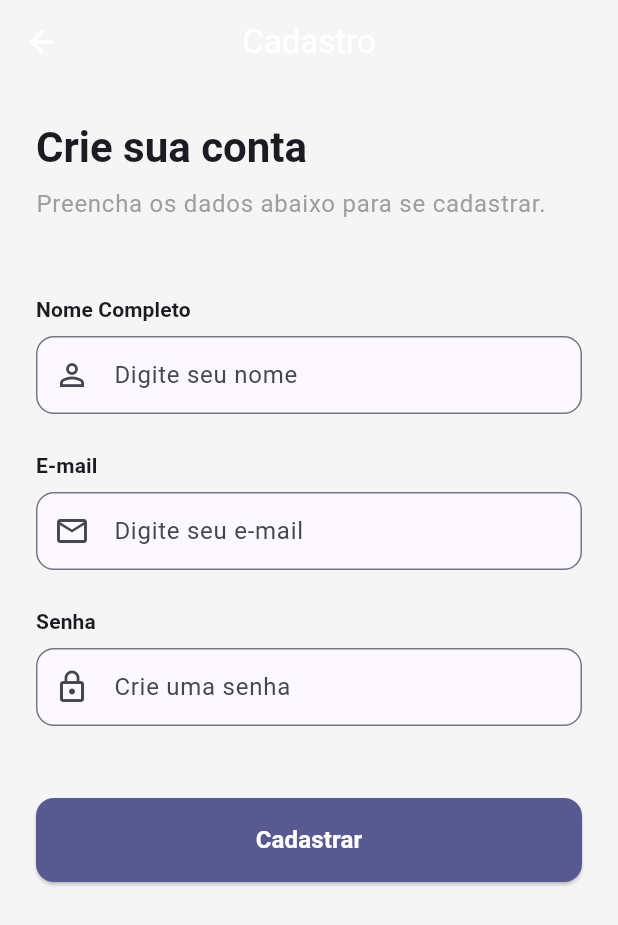
After one commit to leonardo-pauli/NaRegua, a Flutter app: the LoginPage screen opened by its route, after a tap on "Entrar", after a tap on "Cadastre-se", on a phone screen of 412 x 824 dp. The commit adds this screen. Shown: the top 925 px of the screen. Run offline on Flutter 3.47's test engine with Material 3 defaults, Android fonts, the phone set to English and light mode, and no system bars; our stand-ins replace cloud_firestore, equatable, firebase_auth, flutter_bloc, flutter_dotenv, fpdart and 3 more; accounts and stored records are empty; generated files the repository leaves out were written again.

Commit message:
feat(auth): implementa telas de login, registro e componentes core

```diff
--- /dev/null
+++ b/lib/core/presentation/widgets/custom_button.dart
@@ -0,0 +1,72 @@
+import 'package:flutter/material.dart';
+
+class CustomButton extends StatelessWidget {
+  final String text;
+  final VoidCallback onPressed;
+  final bool isLoading;
+  final bool isOutlined;
+
+  const CustomButton({
+    super.key,
+    required this.text,
+    required this.onPressed,
+    this.isLoading = false,
+    this.isOutlined = false,
+  });
+
+  @override
+  Widget build(BuildContext context) {
+    if (isOutlined) {
+      return OutlinedButton(
+        onPressed: isLoading ? null : onPressed,
+        style: OutlinedButton.styleFrom(
+          minimumSize: const Size(double.infinity, 56),
+          shape: RoundedRectangleBorder(
+            borderRadius: BorderRadius.circular(12),
+          ),
+        ),
+        child: isLoading
+            ? const SizedBox(
+                height: 24,
+                width: 24,
+                child: CircularProgressIndicator(strokeWidth: 2),
+              )
+            : Text(
+                text,
+                style: const TextStyle(
+                  fontSize: 16,
+                  fontWeight: FontWeight.bold,
+                ),
+              ),
+      );
+    }
+
+    return ElevatedButton(
+      onPressed: isLoading ? null : onPressed,
+      style: ElevatedButton.styleFrom(
+        minimumSize: const Size(double.infinity, 56),
+        shape: RoundedRectangleBorder(
+          borderRadius: BorderRadius.circular(12),
+        ),
+        backgroundColor: Theme.of(context).primaryColor,
+        foregroundColor: Colors.white,
+      ),
+      child: isLoading
+          ? const SizedBox(
+              height: 24,
+              width: 24,
+              child: CircularProgressIndicator(
+                color: Colors.white,
+                strokeWidth: 2,
+              ),
+            )
+          : Text(
+              text,
+              style: const TextStyle(
+                fontSize: 16,
+                fontWeight: FontWeight.bold,
+              ),
+            ),
+    );
+  }
+}
--- /dev/null
+++ b/lib/core/presentation/widgets/custom_text_field.dart
@@ -0,0 +1,69 @@
+import 'package:flutter/material.dart';
+
+class CustomTextField extends StatelessWidget {
+  final String label;
+  final String? hintText;
+  final TextEditingController controller;
+  final bool isPassword;
+  final TextInputType keyboardType;
+  final Widget? prefixIcon;
+  final String? Function(String?)? validator;
+
+  const CustomTextField({
+    super.key,
+    required this.label,
+    required this.controller,
+    this.hintText,
+    this.isPassword = false,
+    this.keyboardType = TextInputType.text,
+    this.prefixIcon,
+    this.validator,
+  });
+
+  @override
+  Widget build(BuildContext context) {
+    return Column(
+      crossAxisAlignment: CrossAxisAlignment.start,
+      children: [
+        Text(
+          label,
+          style: Theme.of(context).textTheme.titleSmall?.copyWith(
+                fontWeight: FontWeight.w600,
+              ),
+        ),
+        const SizedBox(height: 8),
+        TextFormField(
+          controller: controller,
+          obscureText: isPassword,
+          keyboardType: keyboardType,
+          validator: validator,
+          decoration: InputDecoration(
+            hintText: hintText,
+            prefixIcon: prefixIcon,
+            border: OutlineInputBorder(
+              borderRadius: BorderRadius.circular(12),
+              borderSide: BorderSide(
+                color: Theme.of(context).dividerColor,
+              ),
+            ),
+            enabledBorder: OutlineInputBorder(
+              borderRadius: BorderRadius.circular(12),
+              borderSide: BorderSide(
+                color: Theme.of(context).dividerColor,
+              ),
+            ),
+            focusedBorder: OutlineInputBorder(
+              borderRadius: BorderRadius.circular(12),
+              borderSide: BorderSide(
+                color: Theme.of(context).primaryColor,
+                width: 2,
+              ),
+            ),
+            filled: true,
+            fillColor: Theme.of(context).cardColor,
+          ),
+        ),
+      ],
+    );
+  }
+}
--- /dev/null
+++ b/lib/core/presentation/widgets/social_login_button.dart
@@ -0,0 +1,39 @@
+import 'package:flutter/material.dart';
+
+class SocialLoginButton extends StatelessWidget {
+  final String text;
+  final IconData icon;
+  final Color? iconColor;
+  final VoidCallback onPressed;
+
+  const SocialLoginButton({
+    super.key,
+    required this.text,
+    required this.icon,
+    required this.onPressed,
+    this.iconColor,
+  });
+
+  @override
+  Widget build(BuildContext context) {
+    return OutlinedButton.icon(
+      onPressed: onPressed,
+      style: OutlinedButton.styleFrom(
+        minimumSize: const Size(double.infinity, 56),
+        shape: RoundedRectangleBorder(
+          borderRadius: BorderRadius.circular(12),
+        ),
+        side: BorderSide(color: Theme.of(context).dividerColor),
+        foregroundColor: Theme.of(context).textTheme.bodyLarge?.color,
+      ),
+      icon: Icon(icon, color: iconColor, size: 24),
+      label: Text(
+        text,
+        style: const TextStyle(
+          fontSize: 16,
+          fontWeight: FontWeight.w600,
+        ),
+      ),
+    );
+  }
+}
--- a/lib/core/routes/app_router.dart
+++ b/lib/core/routes/app_router.dart
@@ -1,4 +1,6 @@
 import 'package:flutter/material.dart';
+import 'package:barber_flow/features/auth/presentation/pages/login_page.dart';
+import 'package:barber_flow/features/auth/presentation/pages/register_page.dart';
 
 class AppRouter {
   AppRouter._();
@@ -6,11 +8,16 @@ class AppRouter {
   // Route names
   static const String splash = '/';
   static const String login = '/login';
+  static const String register = '/register';
   static const String home = '/home';
 
   static Route<dynamic> onGenerateRoute(RouteSettings settings) {
     switch (settings.name) {
-      // Rotas serão adicionadas conforme features forem implementadas
+      case login:
+        return MaterialPageRoute(builder: (_) => const LoginPage());
+      case register:
+        return MaterialPageRoute(builder: (_) => const RegisterPage());
+      // Outras rotas serão adicionadas conforme features forem implementadas
       default:
         return MaterialPageRoute(
           builder: (_) => const Scaffold(
--- /dev/null
+++ b/lib/features/auth/presentation/pages/login_page.dart
@@ -0,0 +1,153 @@
+import 'package:flutter/material.dart';
+import 'package:barber_flow/core/presentation/widgets/custom_text_field.dart';
+import 'package:barber_flow/core/presentation/widgets/custom_button.dart';
+import 'package:barber_flow/core/presentation/widgets/social_login_button.dart';
+import 'package:barber_flow/core/routes/app_router.dart';
+
+class LoginPage extends StatefulWidget {
+  const LoginPage({super.key});
+
+  @override
+  State<LoginPage> createState() => _LoginPageState();
+}
+
+class _LoginPageState extends State<LoginPage> {
+  final _emailController = TextEditingController();
+  final _passwordController = TextEditingController();
+  final _formKey = GlobalKey<FormState>();
+
+  @override
+  void dispose() {
+    _emailController.dispose();
+    _passwordController.dispose();
+    super.dispose();
+  }
+
+  void _onLoginPressed() {
+    if (_formKey.currentState?.validate() ?? false) {
+      // TODO: Disparar evento para AuthBloc
+    }
+  }
+
+  void _onGoogleLoginPressed() {
+    // TODO: Disparar evento para AuthBloc (Google Sign In)
+  }
+
+  void _navigateToRegister() {
+    Navigator.pushNamed(context, AppRouter.register);
+  }
+
+  @override
+  Widget build(BuildContext context) {
+    return Scaffold(
+      body: SafeArea(
+        child: SingleChildScrollView(
+          padding: const EdgeInsets.all(24.0),
+          child: Form(
+            key: _formKey,
+            child: Column(
+              crossAxisAlignment: CrossAxisAlignment.stretch,
+              children: [
+                const SizedBox(height: 48),
+                Text(
+                  'Bem-vindo de volta!',
+                  style: Theme.of(context).textTheme.headlineMedium?.copyWith(
+                        fontWeight: FontWeight.bold,
+                      ),
+                  textAlign: TextAlign.center,
+                ),
+                const SizedBox(height: 8),
+                Text(
+                  'Faça login para continuar',
+                  style: Theme.of(context).textTheme.bodyLarge?.copyWith(
+                        color: Colors.grey,
+                      ),
+                  textAlign: TextAlign.center,
+                ),
+                const SizedBox(height: 48),
+                CustomTextField(
+                  label: 'E-mail',
+                  hintText: 'Digite seu e-mail',
+                  controller: _emailController,
+                  keyboardType: TextInputType.emailAddress,
+                  prefixIcon: const Icon(Icons.email_outlined),
+                  validator: (value) {
+                    if (value == null || value.isEmpty) {
+                      return 'O e-mail é obrigatório';
+                    }
+                    if (!value.contains('@')) {
+                      return 'E-mail inválido';
+                    }
+                    return null;
+                  },
+                ),
+                const SizedBox(height: 24),
+                CustomTextField(
+                  label: 'Senha',
+                  hintText: 'Digite sua senha',
+                  controller: _passwordController,
+                  isPassword: true,
+                  prefixIcon: const Icon(Icons.lock_outline),
+                  validator: (value) {
+                    if (value == null || value.isEmpty) {
+                      return 'A senha é obrigatória';
+                    }
+                    return null;
+                  },
+                ),
+                const SizedBox(height: 8),
+                Align(
+                  alignment: Alignment.centerRight,
+                  child: TextButton(
+                    onPressed: () {
+                      // TODO: Tela de recuperar senha
+                    },
+                    child: const Text('Esqueceu a senha?'),
+                  ),
+                ),
+                const SizedBox(height: 24),
+                CustomButton(
+                  text: 'Entrar',
+                  onPressed: _onLoginPressed,
+                ),
+                const SizedBox(height: 32),
+                Row(
+                  children: [
+                    const Expanded(child: Divider()),
+                    Padding(
+                      padding: const EdgeInsets.symmetric(horizontal: 16),
+                      child: Text(
+                        'OU',
+                        style: Theme.of(context).textTheme.bodySmall?.copyWith(
+                              color: Colors.grey,
+                            ),
+                      ),
+                    ),
+                    const Expanded(child: Divider()),
+                  ],
+                ),
+                const SizedBox(height: 32),
+                SocialLoginButton(
+                  text: 'Continuar com Google',
+                  icon: Icons.g_mobiledata,
+                  onPressed: _onGoogleLoginPressed,
+                ),
+                const SizedBox(height: 32),
+                Row(
+                  mainAxisAlignment: MainAxisAlignment.center,
+                  children: [
+                    const Text('Ainda não tem conta?'),
+                    TextButton(
+                      onPressed: _navigateToRegister,
+                      child: const Text('Cadastre-se'),
+                    ),
+                  ],
+                ),
+              ],
+            ),
+          ),
+        ),
+      ),
+    );
+  }
+}
--- /dev/null
+++ b/lib/features/auth/presentation/pages/register_page.dart
@@ -0,0 +1,120 @@
+import 'package:flutter/material.dart';
+import 'package:barber_flow/core/presentation/widgets/custom_text_field.dart';
+import 'package:barber_flow/core/presentation/widgets/custom_button.dart';
+
+class RegisterPage extends StatefulWidget {
+  const RegisterPage({super.key});
+
+  @override
+  State<RegisterPage> createState() => _RegisterPageState();
+}
+
+class _RegisterPageState extends State<RegisterPage> {
+  final _nameController = TextEditingController();
+  final _emailController = TextEditingController();
+  final _passwordController = TextEditingController();
+  final _formKey = GlobalKey<FormState>();
+
+  @override
+  void dispose() {
+    _nameController.dispose();
+    _emailController.dispose();
+    _passwordController.dispose();
+    super.dispose();
+  }
+
+  void _onRegisterPressed() {
+    if (_formKey.currentState?.validate() ?? false) {
+      // TODO: Disparar evento de cadastro no AuthBloc
+    }
+  }
+
+  @override
+  Widget build(BuildContext context) {
+    return Scaffold(
+      appBar: AppBar(
+        title: const Text('Cadastro'),
+        elevation: 0,
+        backgroundColor: Colors.transparent,
+      ),
+      body: SafeArea(
+        child: SingleChildScrollView(
+          padding: const EdgeInsets.all(24.0),
+          child: Form(
+            key: _formKey,
+            child: Column(
+              crossAxisAlignment: CrossAxisAlignment.stretch,
+              children: [
+                Text(
+                  'Crie sua conta',
+                  style: Theme.of(context).textTheme.headlineMedium?.copyWith(
+                        fontWeight: FontWeight.bold,
+                      ),
+                ),
+                const SizedBox(height: 8),
+                Text(
+                  'Preencha os dados abaixo para se cadastrar.',
+                  style: Theme.of(context).textTheme.bodyLarge?.copyWith(
+                        color: Colors.grey,
+                      ),
+                ),
+                const SizedBox(height: 48),
+                CustomTextField(
+                  label: 'Nome Completo',
+                  hintText: 'Digite seu nome',
+                  controller: _nameController,
+                  prefixIcon: const Icon(Icons.person_outline),
+                  validator: (value) {
+                    if (value == null || value.isEmpty) {
+                      return 'O nome é obrigatório';
+                    }
+                    return null;
+                  },
+                ),
+                const SizedBox(height: 24),
+                CustomTextField(
+                  label: 'E-mail',
+                  hintText: 'Digite seu e-mail',
+                  controller: _emailController,
+                  keyboardType: TextInputType.emailAddress,
+                  prefixIcon: const Icon(Icons.email_outlined),
+                  validator: (value) {
+                    if (value == null || value.isEmpty) {
+                      return 'O e-mail é obrigatório';
+                    }
+                    if (!value.contains('@')) {
+                      return 'E-mail inválido';
+                    }
+                    return null;
+                  },
+                ),
+                const SizedBox(height: 24),
+                CustomTextField(
+                  label: 'Senha',
+                  hintText: 'Crie uma senha',
+                  controller: _passwordController,
+                  isPassword: true,
+                  prefixIcon: const Icon(Icons.lock_outline),
+                  validator: (value) {
+                    if (value == null || value.isEmpty) {
+                      return 'A senha é obrigatória';
+                    }
+                    if (value.length < 6) {
+                      return 'A senha deve ter pelo menos 6 caracteres';
+                    }
+                    return null;
+                  },
+                ),
+                const SizedBox(height: 48),
+                CustomButton(
+                  text: 'Cadastrar',
+                  onPressed: _onRegisterPressed,
+                ),
+              ],
+            ),
+          ),
+        ),
+      ),
+    );
+  }
+}
```
